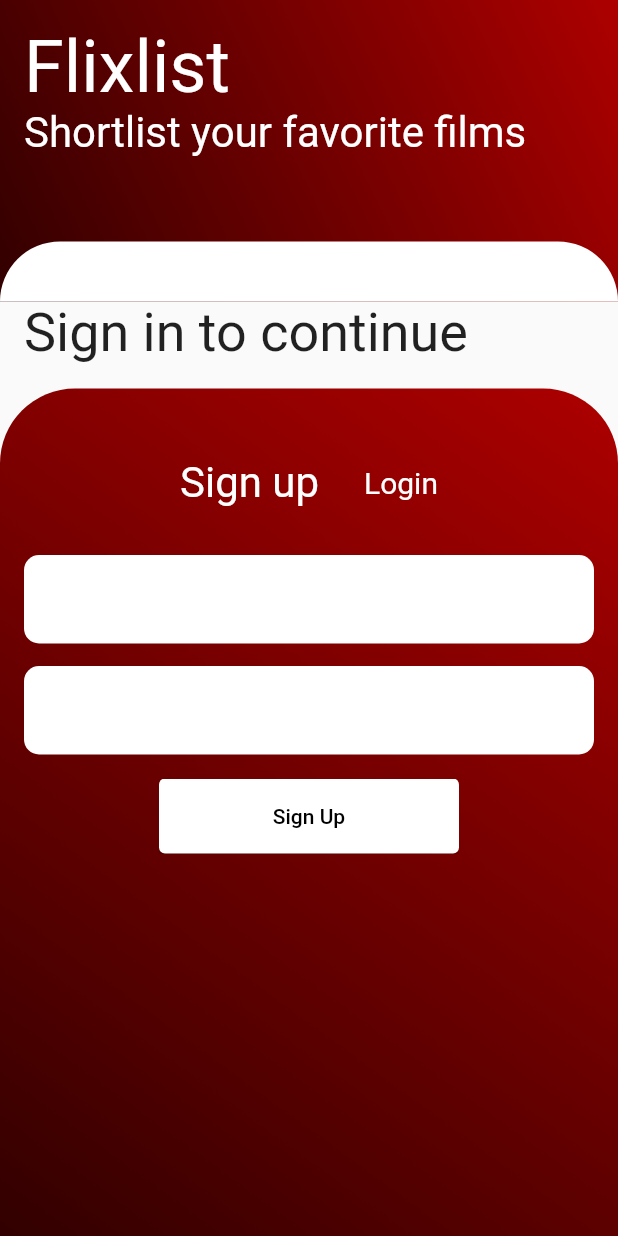
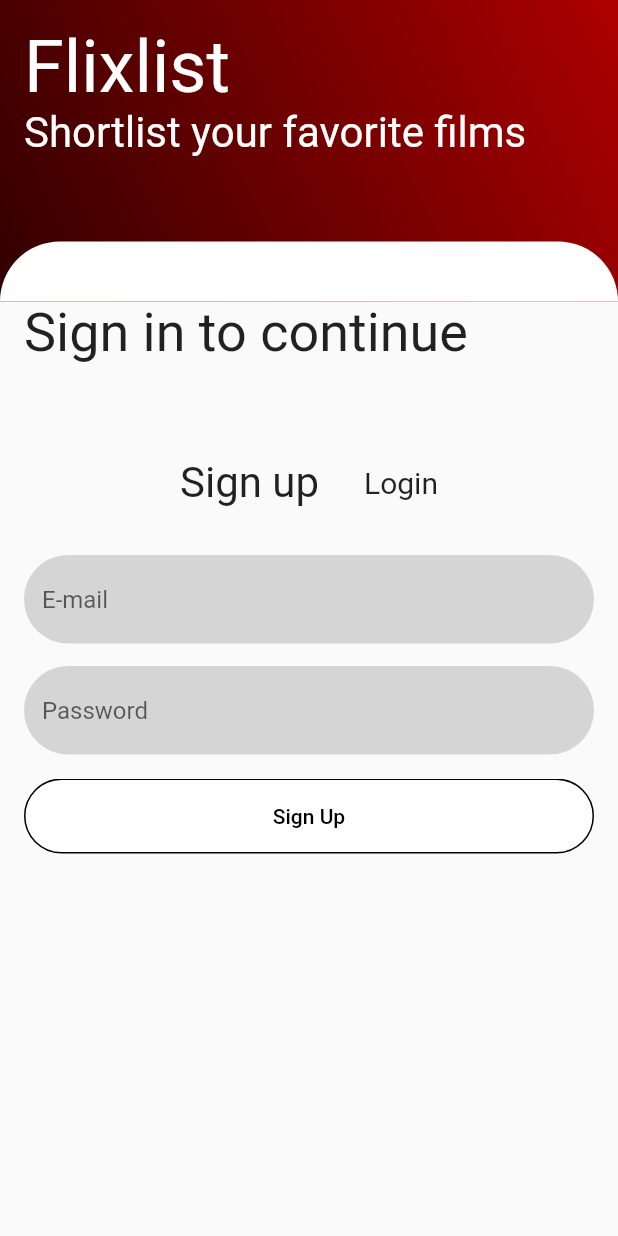
Before and after one commit to srujanmhase/flixlist, a Flutter app: the screen it shows after launch, on a phone screen of 412 x 824 dp. Run offline on Flutter 3.47's test engine with Material 2 defaults, Android fonts, the phone set to English and light mode, and no system bars; our stand-ins replace bloc, dio, firebase_auth, firebase_core, flutter_bloc, freezed_annotation and 2 more; accounts and stored records are empty; generated files the repository leaves out were written again.

Commit message:
home view login page ui changes

```diff
--- a/lib/home/view/home/home_view.dart
+++ b/lib/home/view/home/home_view.dart
@@ -212,9 +212,20 @@ class _HomePageViewState extends State<HomePageView> {
                   padding: const EdgeInsets.all(16),
                   child: SizedBox(
                     height: 190,
-                    width: 145,
-                    child: Container(
-                      color: Colors.amber,
+                    width: MediaQuery.of(context).size.width - 32,
+                    child: ListView.separated(
+                      itemCount: 4,
+                      scrollDirection: Axis.horizontal,
+                      separatorBuilder: (context, index) => const SizedBox(
+                        width: 10,
+                      ),
+                      itemBuilder: (context, index) => SizedBox(
+                        height: 190,
+                        width: 145,
+                        child: Container(
+                          color: Colors.amber,
+                        ),
+                      ),
                     ),
                   ),
                 )
--- a/lib/login/login.dart
+++ b/lib/login/login.dart
@@ -112,17 +112,17 @@ class _LoginScreenState extends State<LoginScreen> {
                     ),
                     Expanded(
                       child: Container(
-                        decoration: BoxDecoration(
-                          gradient: LinearGradient(
-                            colors: [Color(0xff320000), Color(0xffAD0000)],
-                            begin: Alignment.bottomLeft,
-                            end: Alignment.topRight,
-                          ),
-                          borderRadius: BorderRadius.only(
-                            topLeft: Radius.circular(50),
-                            topRight: Radius.circular(50),
-                          ),
-                        ),
+                        // decoration: BoxDecoration(
+                        //   gradient: LinearGradient(
+                        //     colors: [Color(0xff320000), Color(0xffAD0000)],
+                        //     begin: Alignment.bottomLeft,
+                        //     end: Alignment.topRight,
+                        //   ),
+                        //   borderRadius: BorderRadius.only(
+                        //     topLeft: Radius.circular(50),
+                        //     topRight: Radius.circular(50),
+                        //   ),
+                        // ),
                         child: Column(
                           children: [
                             const SizedBox(
@@ -148,7 +148,6 @@ class _LoginScreenState extends State<LoginScreen> {
                                     child: Text(
                                       'Sign up',
                                       style: GoogleFonts.leagueGothic(
-                                        color: Colors.white,
                                         fontSize: _activePage == 0 ? 28 : 20,
                                       ),
                                     ),
@@ -170,7 +169,6 @@ class _LoginScreenState extends State<LoginScreen> {
                                     child: Text(
                                       'Login',
                                       style: GoogleFonts.leagueGothic(
-                                        color: Colors.white,
                                         fontSize: _activePage == 1 ? 28 : 20,
                                       ),
                                     ),
@@ -185,10 +183,12 @@ class _LoginScreenState extends State<LoginScreen> {
                                   TextFormField(
                                     controller: _emailController,
                                     decoration: InputDecoration(
-                                      fillColor: Colors.white,
+                                      hintText: 'E-mail',
+                                      fillColor: Colors.grey.withOpacity(0.4),
                                       filled: true,
                                       border: OutlineInputBorder(
-                                        borderRadius: BorderRadius.circular(10),
+                                        borderRadius:
+                                            BorderRadius.circular(100),
                                         borderSide: BorderSide.none,
                                       ),
                                     ),
@@ -200,10 +200,12 @@ class _LoginScreenState extends State<LoginScreen> {
                                     controller: _passwordController,
                                     obscureText: true,
                                     decoration: InputDecoration(
-                                      fillColor: Colors.white,
+                                      hintText: 'Password',
+                                      fillColor: Colors.grey.withOpacity(0.4),
                                       filled: true,
                                       border: OutlineInputBorder(
-                                        borderRadius: BorderRadius.circular(10),
+                                        borderRadius:
+                                            BorderRadius.circular(100),
                                         borderSide: BorderSide.none,
                                       ),
                                     ),
@@ -214,7 +216,7 @@ class _LoginScreenState extends State<LoginScreen> {
                             if (!state.isProcessing)
                               SizedBox(
                                 height: 50,
-                                width: 200,
+                                width: MediaQuery.of(context).size.width - 32,
                                 child: PageView(
                                   controller: _pageController,
                                   physics: NeverScrollableScrollPhysics(),
@@ -229,6 +231,9 @@ class _LoginScreenState extends State<LoginScreen> {
                                       },
                                       style: ElevatedButton.styleFrom(
                                         primary: Colors.white,
+                                        shape: StadiumBorder(),
+                                        side: BorderSide(),
+                                        elevation: 0,
                                       ),
                                       child: Text(
                                         'Sign Up',
@@ -245,6 +250,9 @@ class _LoginScreenState extends State<LoginScreen> {
                                       },
                                       style: ElevatedButton.styleFrom(
                                         primary: Colors.white,
+                                        shape: StadiumBorder(),
+                                        side: BorderSide(),
+                                        elevation: 0,
                                       ),
                                       child: Text(
                                         'Login',
@@ -255,9 +263,7 @@ class _LoginScreenState extends State<LoginScreen> {
                                 ),
                               ),
                             if (state.isProcessing)
-                              CupertinoActivityIndicator(
-                                color: Colors.white,
-                              ),
+                              CupertinoActivityIndicator(),
                           ],
                         ),
                       ),
```
